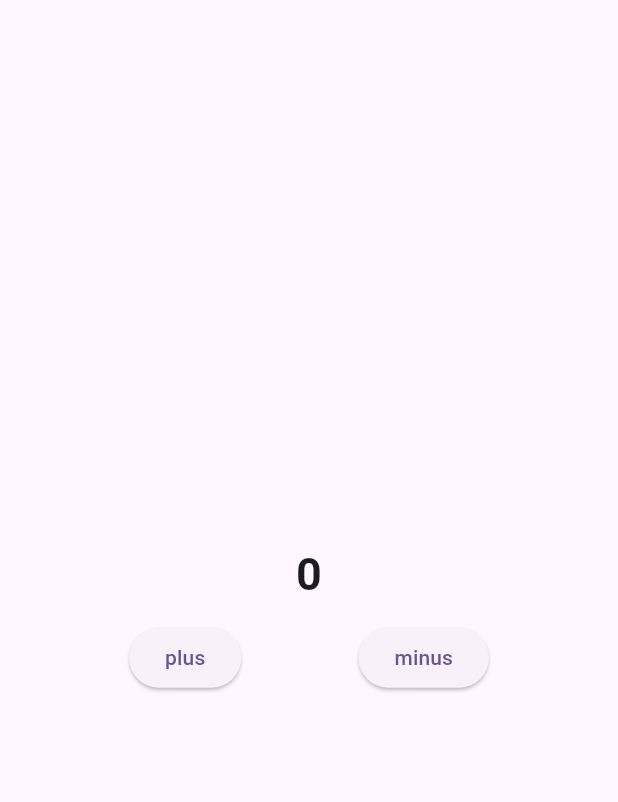
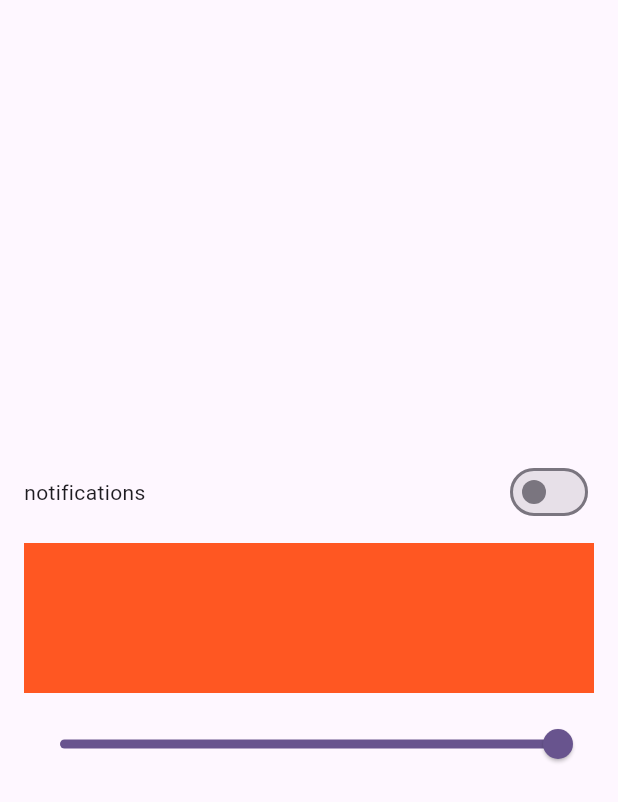
Before and after one commit to nikhilsutar123/CounterBloc, a Flutter app: the screen it shows after launch, on a phone screen of 412 x 824 dp. Shown: the top 802 px of the screen. Run offline on Flutter 3.47's test engine with Material 3 defaults, Android fonts, the phone set to English and light mode, and no system bars; our stand-ins replace bloc, equatable, flutter_bloc.

Commit message:
add multiple bloc state management

```diff
--- a/lib/bloc/counter_bloc.dart
+++ b/lib/bloc/counter_bloc/counter_bloc.dart
@@ -1,6 +1,6 @@
 import 'package:bloc/bloc.dart';
-import 'package:counter_bloc/bloc/counter_event.dart';
-import 'package:counter_bloc/bloc/counter_state.dart';
+import 'package:counter_bloc/bloc/counter_bloc/counter_event.dart';
+import 'package:counter_bloc/bloc/counter_bloc/counter_state.dart';
 import 'package:flutter/material.dart';
 
 class CounterBloc extends Bloc<CounterEvent, CounterState> {
--- /dev/null
+++ b/lib/bloc/switch_bloc/switch_bloc.dart
@@ -0,0 +1,18 @@
+import 'package:bloc/bloc.dart';
+import 'package:counter_bloc/bloc/switch_bloc/switch_event.dart';
+import 'package:counter_bloc/bloc/switch_bloc/switch_state.dart';
+
+class SwitchBloc extends Bloc<SwitchEvent, SwitchState> {
+  SwitchBloc() : super(SwitchState()) {
+    on<ToggleSwitch>(_toggleSwitch);
+    on<SliderEvent>(_slider);
+  }
+
+  void _toggleSwitch(ToggleSwitch event, Emitter<SwitchState> emit) {
+    emit(state.copyWith(isToggle: !state.isToggled));
+  }
+
+  void _slider(SliderEvent event, Emitter<SwitchState> emit) {
+    emit(state.copyWith(slider: event.slider));
+  }
+}
--- /dev/null
+++ b/lib/bloc/switch_bloc/switch_event.dart
@@ -0,0 +1,18 @@
+import 'package:equatable/equatable.dart';
+
+abstract class SwitchEvent extends Equatable {
+  const SwitchEvent();
+
+  @override
+  List<Object?> get props => [];
+}
+
+class ToggleSwitch extends SwitchEvent {}
+
+class SliderEvent extends SwitchEvent {
+  double slider;
+  SliderEvent({required this.slider});
+
+  @override
+  List<Object?> get props => [slider];
+}
--- /dev/null
+++ b/lib/bloc/switch_bloc/switch_state.dart
@@ -0,0 +1,16 @@
+import 'package:equatable/equatable.dart';
+
+class SwitchState extends Equatable {
+  bool isToggled;
+  double sliderVal;
+
+  SwitchState({this.isToggled = false, this.sliderVal = 1.0});
+
+  SwitchState copyWith({bool? isToggle, double? slider}) {
+    return SwitchState(
+        isToggled: isToggle ?? isToggled, sliderVal: slider ?? sliderVal);
+  }
+
+  @override
+  List<Object?> get props => [isToggled, sliderVal];
+}
--- a/lib/main.dart
+++ b/lib/main.dart
@@ -1,5 +1,8 @@
-import 'package:counter_bloc/bloc/counter_bloc.dart';
-import 'package:counter_bloc/view/counter_screen.dart';
+import 'package:counter_bloc/bloc/counter_bloc/counter_bloc.dart';
+import 'package:counter_bloc/bloc/switch_bloc/switch_bloc.dart';
+import 'package:counter_bloc/bloc/switch_bloc/switch_state.dart';
+import 'package:counter_bloc/view/counter/counter_screen.dart';
+import 'package:counter_bloc/view/switch/switch_screen.dart';
 import 'package:flutter/material.dart';
 import 'package:flutter_bloc/flutter_bloc.dart';
 
@@ -15,13 +18,16 @@ class MyApp extends StatelessWidget {
   Widget build(BuildContext context) {
     return BlocProvider(
       create: (_) => CounterBloc(),
-      child: MaterialApp(
-        title: 'Flutter Demo',
-        theme: ThemeData(
-          colorScheme: ColorScheme.fromSeed(seedColor: Colors.deepPurple),
-          useMaterial3: true,
+      child: BlocProvider(
+        create: (_) => SwitchBloc(),
+        child: MaterialApp(
+          title: 'Flutter Demo',
+          theme: ThemeData(
+            colorScheme: ColorScheme.fromSeed(seedColor: Colors.deepPurple),
+            useMaterial3: true,
+          ),
+          home: const SwitchScreen(),
         ),
-        home: const CounterScreen()
       ),
     );
   }
--- a/lib/view/counter_screen.dart
+++ b/lib/view/counter/counter_screen.dart
@@ -1,6 +1,6 @@
-import 'package:counter_bloc/bloc/counter_bloc.dart';
-import 'package:counter_bloc/bloc/counter_event.dart';
-import 'package:counter_bloc/bloc/counter_state.dart';
+import 'package:counter_bloc/bloc/counter_bloc/counter_bloc.dart';
+import 'package:counter_bloc/bloc/counter_bloc/counter_event.dart';
+import 'package:counter_bloc/bloc/counter_bloc/counter_state.dart';
 import 'package:flutter/material.dart';
 import 'package:flutter_bloc/flutter_bloc.dart';
 
--- /dev/null
+++ b/lib/view/switch/switch_screen.dart
@@ -0,0 +1,72 @@
+import 'package:counter_bloc/bloc/switch_bloc/switch_bloc.dart';
+import 'package:counter_bloc/bloc/switch_bloc/switch_event.dart';
+import 'package:counter_bloc/bloc/switch_bloc/switch_state.dart';
+import 'package:flutter/material.dart';
+import 'package:flutter_bloc/flutter_bloc.dart';
+
+class SwitchScreen extends StatefulWidget {
+  const SwitchScreen({super.key});
+
+  @override
+  State<SwitchScreen> createState() => _SwitchScreenState();
+}
+
+class _SwitchScreenState extends State<SwitchScreen> {
+  @override
+  Widget build(BuildContext context) {
+    return Scaffold(
+      body: Padding(
+        padding: const EdgeInsets.all(16.0),
+        child: Column(
+          crossAxisAlignment: CrossAxisAlignment.center,
+          mainAxisAlignment: MainAxisAlignment.center,
+          children: [
+            Row(
+              mainAxisAlignment: MainAxisAlignment.spaceBetween,
+              children: [
+                const Text("notifications"),
+                BlocBuilder<SwitchBloc, SwitchState>(
+                  buildWhen: (previous, current) =>
+                      previous.isToggled != current.isToggled,
+                  builder: (BuildContext context, state) {
+                    print("notification");
+                    return Switch(
+                        value: state.isToggled,
+                        onChanged: (newVal) {
+                          context.read<SwitchBloc>().add(ToggleSwitch());
+                        });
+                  },
+                )
+              ],
+            ),
+            const SizedBox(
+              height: 10,
+            ),
+            BlocBuilder<SwitchBloc, SwitchState>(builder: (context, state) {
+              return Container(
+                height: 100,
+                color: Colors.deepOrange.withOpacity(state.sliderVal),
+              );
+            }),
+            const SizedBox(
+              height: 10,
+            ),
+            BlocBuilder<SwitchBloc, SwitchState>(
+                buildWhen: (previous, current) =>
+                    previous.sliderVal != current.sliderVal,
+                builder: (context, state) {
+                  print("slider");
+                  return Slider(
+                      value: state.sliderVal,
+                      onChanged: (value) {
+                        context
+                            .read<SwitchBloc>()
+                            .add(SliderEvent(slider: value));
+                      });
+                })
+          ],
+        ),
+      ),
+    );
+  }
+}
```
Also changed, not shown: lib/bloc/counter_bloc/counter_event.dart (renamed from lib/bloc/counter_event.dart), lib/bloc/counter_bloc/counter_state.dart (renamed from lib/bloc/counter_state.dart).
